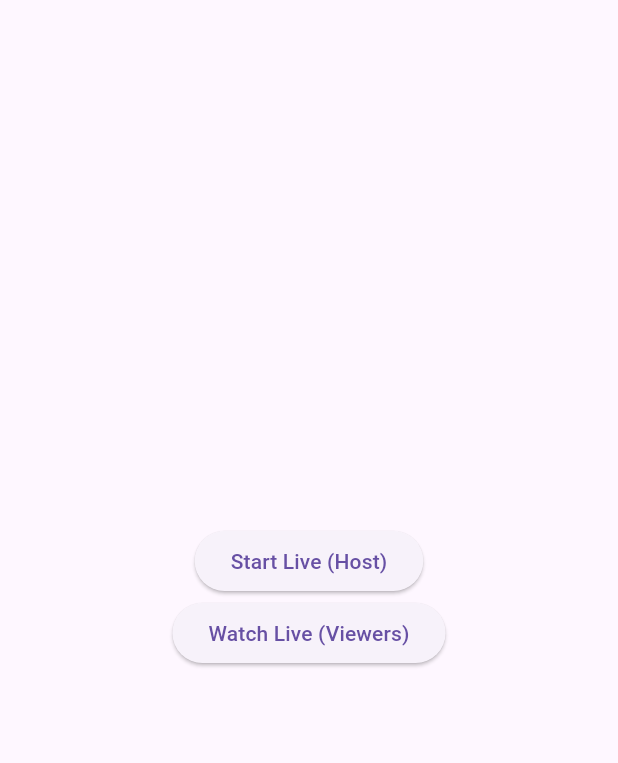
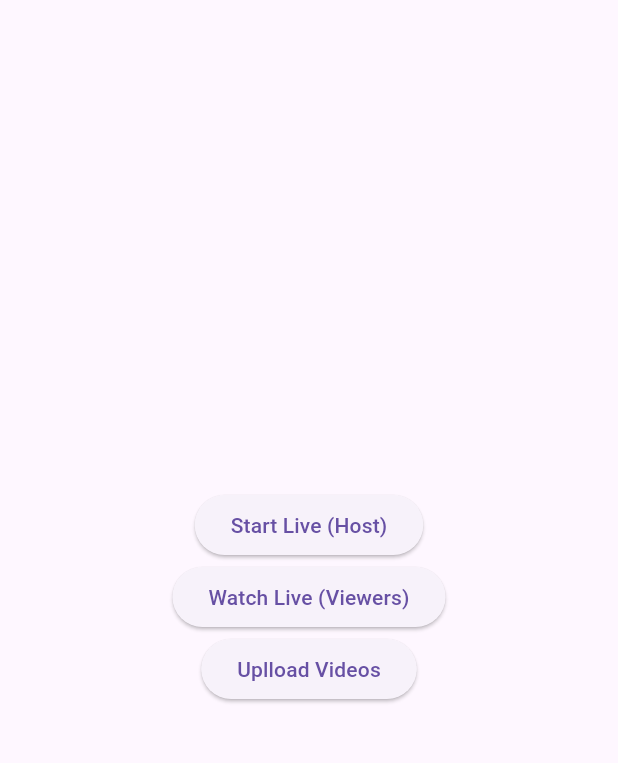
Before and after one commit to Zicrou/live_video_apps, a Flutter app: the screen it shows after launch, on a phone screen of 412 x 824 dp, the part 63-826 px from its top. Run offline on Flutter 3.47's test engine with Material 3 defaults, Android fonts, the phone set to English and light mode, and no system bars; our stand-ins replace dio, get, get_storage, logger; missing offline and left inert: agora_rtc_engine, dart:ffi.

Commit message:
List and upload video

```diff
--- a/lib/pages/home_page.dart
+++ b/lib/pages/home_page.dart
@@ -4,6 +4,7 @@ import 'package:get/get.dart';
 import 'package:live_video_apps/app/modules/lives/livesController.dart';
 import 'package:live_video_apps/app/modules/login/login_screen.dart';
 import 'package:live_video_apps/pages/signup_screen.dart';
+import 'package:live_video_apps/pages/upload_videos_page.dart';
 import 'package:logger/logger.dart';
 import 'host_page.dart';
 import 'viewer_page.dart';
@@ -34,6 +35,15 @@ class HomePage extends StatelessWidget {
               },
               // () => Get.to(ViewerPage()),
             ),
+            ElevatedButton(
+              child: const Text("Uplload Videos"),
+              onPressed: () {
+                logger.i("Navigating to Upload Videos Page...");
+                Get.to(UploadVideosPage());
+                // Get.to(() => ViewerFeedPage(lives: controller.lives.toList()));
+              },
+              // () => Get.to(ViewerPage()),
+            ),
           ],
         ),
       ),
--- a/pubspec.yaml
+++ b/pubspec.yaml
@@ -39,6 +39,9 @@ dependencies:
   get: ^4.7.2
   get_storage: ^2.1.1
   device_preview: ^1.2.0
+  image_picker: ^1.0.7
+  visibility_detector: ^0.4.0+2
+  video_player: ^2.8.2
 
   # The following adds the Cupertino Icons font to your application.
   # Use with the CupertinoIcons class for iOS style icons.
```
Also changed, not shown: pubspec.lock, 9 other files.
